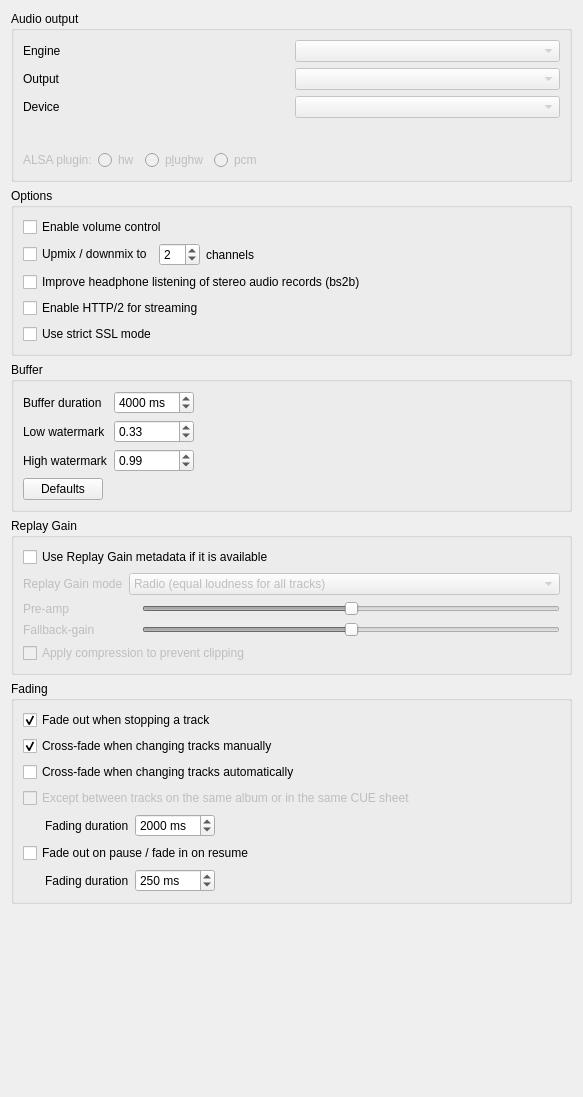
Qt form src/settings/backendsettingspage.ui (strawberrymusicplayer/strawberry) before a commit.
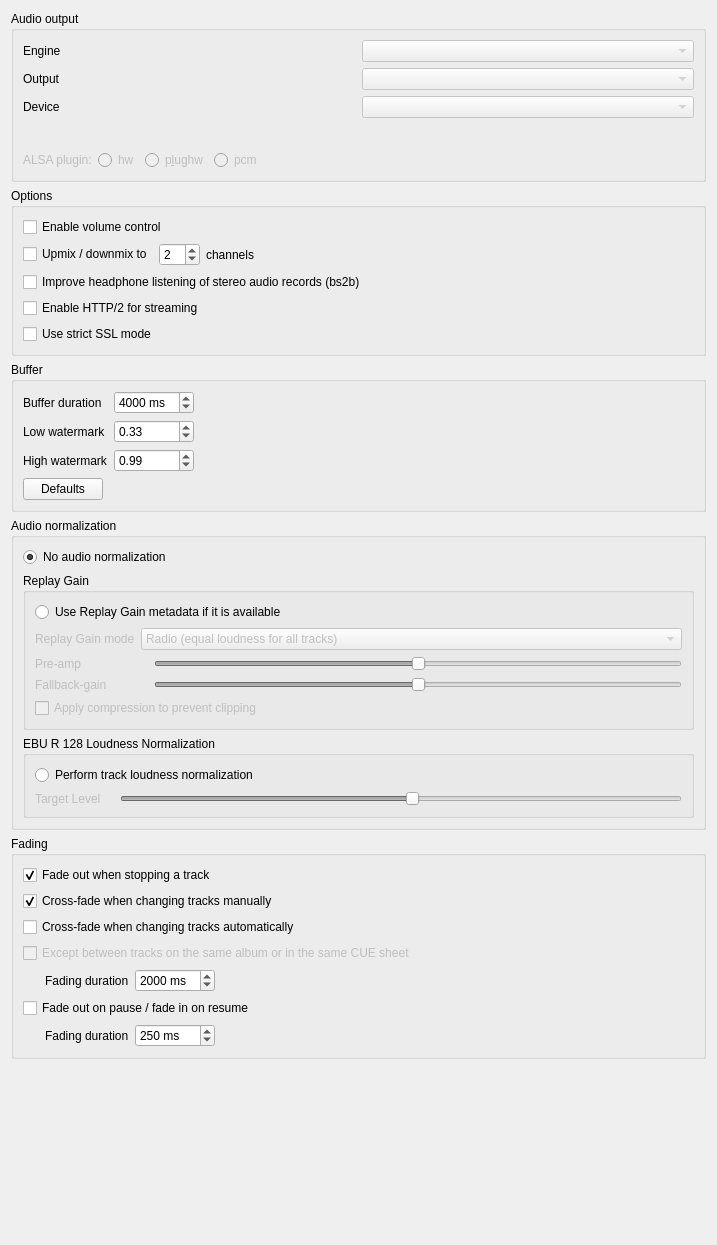
The same form after that commit. Custom widgets are drawn as their Qt base class.

Commit message: BackendSettingsPage: add "EBU R 128 loudness normalization"-related settings

```diff
--- a/src/settings/backendsettingspage.ui
+++ b/src/settings/backendsettingspage.ui
@@ -6,8 +6,8 @@
    <rect>
     <x>0</x>
     <y>0</y>
-    <width>583</width>
-    <height>1097</height>
+    <width>717</width>
+    <height>1245</height>
    </rect>
   </property>
   <property name="windowTitle">
@@ -409,6 +409,25 @@
     </widget>
    </item>
    <item>
+    <widget class="QGroupBox" name="groupBox_2">
+     <property name="title">
+      <string>Audio normalization</string>
+     </property>
+     <layout class="QVBoxLayout" name="verticalLayout_3">
+      <item>
+       <widget class="QRadioButton" name="radiobutton_no_audio_normalization">
+        <property name="text">
+         <string>No audio normalization</string>
+        </property>
+        <property name="checked">
+         <bool>true</bool>
+        </property>
+        <attribute name="buttonGroup">
+         <string notr="true">buttonGroup_audio_normalization</string>
+        </attribute>
+       </widget>
+      </item>
+      <item>
     <widget class="QGroupBox" name="groupbox_replaygain">
      <property name="enabled">
       <bool>true</bool>
@@ -418,7 +437,7 @@
      </property>
      <layout class="QVBoxLayout" name="layout_replay_gain">
       <item>
-       <widget class="QCheckBox" name="checkbox_replaygain">
+          <widget class="QRadioButton" name="radiobutton_replaygain">
         <property name="enabled">
          <bool>true</bool>
         </property>
@@ -543,6 +562,88 @@
     </widget>
    </item>
    <item>
+       <widget class="QGroupBox" name="groupbox_ebur128">
+        <property name="enabled">
+         <bool>true</bool>
+        </property>
+        <property name="title">
+         <string>EBU R 128 Loudness Normalization</string>
+        </property>
+        <layout class="QVBoxLayout" name="layout_ebur128">
+         <item>
+          <widget class="QRadioButton" name="radiobutton_ebur128_loudness_normalization">
+           <property name="enabled">
+            <bool>true</bool>
+           </property>
+           <property name="text">
+            <string>Perform track loudness normalization</string>
+           </property>
+           <attribute name="buttonGroup">
+            <string notr="true">buttonGroup_audio_normalization</string>
+           </attribute>
+          </widget>
+         </item>
+         <item>
+          <widget class="QWidget" name="widget_ebur128" native="true">
+           <property name="enabled">
+            <bool>false</bool>
+           </property>
+           <layout class="QFormLayout" name="formLayout_ebur128">
+            <property name="leftMargin">
+             <number>0</number>
+            </property>
+            <property name="topMargin">
+             <number>0</number>
+            </property>
+            <property name="rightMargin">
+             <number>0</number>
+            </property>
+            <property name="bottomMargin">
+             <number>0</number>
+            </property>
+            <item row="0" column="0">
+             <widget class="QLabel" name="label_ebur128_target_level_label">
+              <property name="text">
+               <string>Target Level</string>
+              </property>
+             </widget>
+            </item>
+            <item row="0" column="1">
+             <layout class="QHBoxLayout" name="layout_ebur128_target_level">
+              <item>
+               <widget class="QLabel" name="label_ebur128_target_level"/>
+              </item>
+              <item>
+               <widget class="StickySlider" name="stickyslider_ebur128_target_level">
+                <property name="minimum">
+                 <number>-480</number>
+                </property>
+                <property name="maximum">
+                 <number>0</number>
+                </property>
+                <property name="value">
+                 <number>-230</number>
+                </property>
+                <property name="orientation">
+                 <enum>Qt::Horizontal</enum>
+                </property>
+                <property name="sticky_center" stdset="0">
+                 <number>-230</number>
+                </property>
+               </widget>
+              </item>
+             </layout>
+            </item>
+           </layout>
+          </widget>
+         </item>
+        </layout>
+       </widget>
+      </item>
+     </layout>
+    </widget>
+   </item>
+   <item>
     <widget class="QGroupBox" name="groupbox_fading">
      <property name="title">
       <string>Fading</string>
```
Left out of the diff: 38 changed lines with no effect on the pictures. Lines whose indentation alone changed are shown as unchanged. The commit also changes 2 other files.
